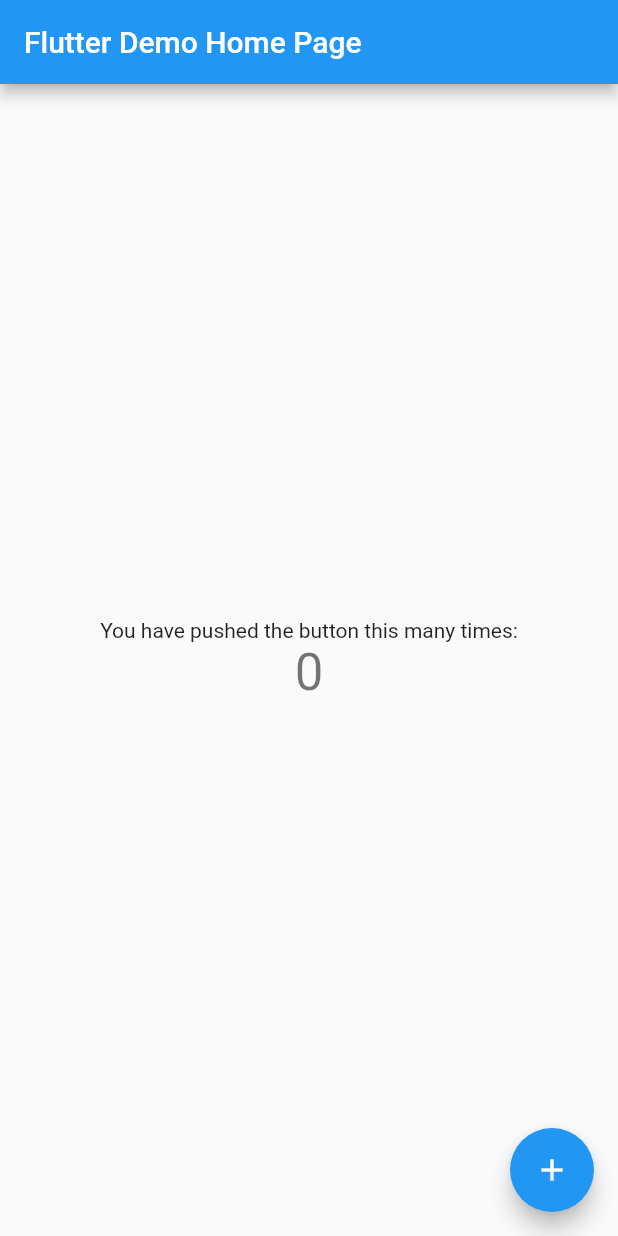
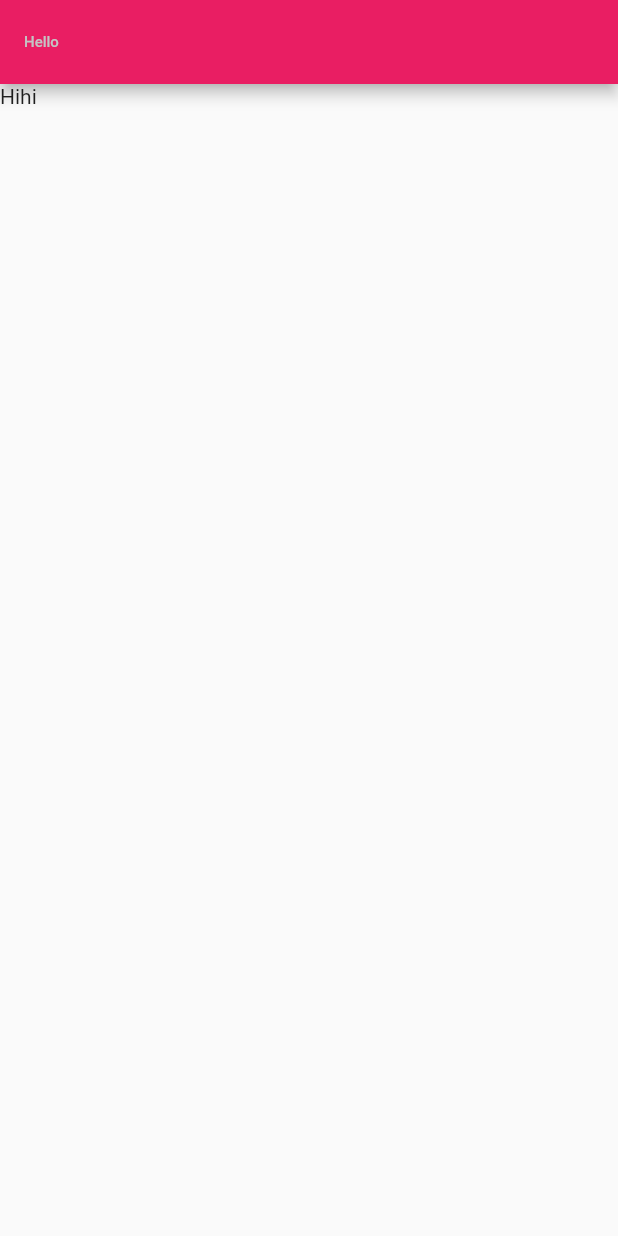
Before and after one commit to vinhvinhvinh/CakeBakeryMobile, a Flutter app: the screen it shows after launch, on a phone screen of 412 x 824 dp. Run offline on Flutter 3.47's test engine with Material 2 defaults, Android fonts, the phone set to English and light mode, and no system bars.

Commit message:
setup main with routes

```diff
--- /dev/null
+++ b/flutter_application_cake_bakery/lib/constant.dart
@@ -0,0 +1,3 @@
+import 'package:flutter/material.dart';
+
+const primaryColor = Color(0xFFC4C4C4);
--- a/flutter_application_cake_bakery/lib/main.dart
+++ b/flutter_application_cake_bakery/lib/main.dart
@@ -1,115 +1,26 @@
 import 'package:flutter/material.dart';
+import 'package:flutter_application_cake_bakery/constant.dart';
+import 'package:flutter_application_cake_bakery/screens/home/home_screen.dart';
 
 void main() {
-  runApp(const MyApp());
+  runApp(const CakeBakery());
 }
 
-class MyApp extends StatelessWidget {
-  const MyApp({Key? key}) : super(key: key);
+class CakeBakery extends StatelessWidget {
+  const CakeBakery({Key? key}) : super(key: key);
 
-  // This widget is the root of your application.
   @override
   Widget build(BuildContext context) {
     return MaterialApp(
-      title: 'Flutter Demo',
+      title: 'Cake Bakery',
       theme: ThemeData(
-        // This is the theme of your application.
-        //
-        // Try running your application with "flutter run". You'll see the
-        // application has a blue toolbar. Then, without quitting the app, try
-        // changing the primarySwatch below to Colors.green and then invoke
-        // "hot reload" (press "r" in the console where you ran "flutter run",
-        // or simply save your changes to "hot reload" in a Flutter IDE).
-        // Notice that the counter didn't reset back to zero; the application
-        // is not restarted.
-        primarySwatch: Colors.blue,
+        primarySwatch: Colors.pink,
       ),
-      home: const MyHomePage(title: 'Flutter Demo Home Page'),
+      debugShowCheckedModeBanner: false,
+      routes: {
+        '/': (context) => const Home(),
+      },
+      initialRoute: '/',
     );
   }
 }
-
-class MyHomePage extends StatefulWidget {
-  const MyHomePage({Key? key, required this.title}) : super(key: key);
-
-  // This widget is the home page of your application. It is stateful, meaning
-  // that it has a State object (defined below) that contains fields that affect
-  // how it looks.
-
-  // This class is the configuration for the state. It holds the values (in this
-  // case the title) provided by the parent (in this case the App widget) and
-  // used by the build method of the State. Fields in a Widget subclass are
-  // always marked "final".
-
-  final String title;
-
-  @override
-  State<MyHomePage> createState() => _MyHomePageState();
-}
-
-class _MyHomePageState extends State<MyHomePage> {
-  int _counter = 0;
-
-  void _incrementCounter() {
-    setState(() {
-      // This call to setState tells the Flutter framework that something has
-      // changed in this State, which causes it to rerun the build method below
-      // so that the display can reflect the updated values. If we changed
-      // _counter without calling setState(), then the build method would not be
-      // called again, and so nothing would appear to happen.
-      _counter++;
-    });
-  }
-
-  @override
-  Widget build(BuildContext context) {
-    // This method is rerun every time setState is called, for instance as done
-    // by the _incrementCounter method above.
-    //
-    // The Flutter framework has been optimized to make rerunning build methods
-    // fast, so that you can just rebuild anything that needs updating rather
-    // than having to individually change instances of widgets.
-    return Scaffold(
-      appBar: AppBar(
-        // Here we take the value from the MyHomePage object that was created by
-        // the App.build method, and use it to set our appbar title.
-        title: Text(widget.title),
-      ),
-      body: Center(
-        // Center is a layout widget. It takes a single child and positions it
-        // in the middle of the parent.
-        child: Column(
-          // Column is also a layout widget. It takes a list of children and
-          // arranges them vertically. By default, it sizes itself to fit its
-          // children horizontally, and tries to be as tall as its parent.
-          //
-          // Invoke "debug painting" (press "p" in the console, choose the
-          // "Toggle Debug Paint" action from the Flutter Inspector in Android
-          // Studio, or the "Toggle Debug Paint" command in Visual Studio Code)
-          // to see the wireframe for each widget.
-          //
-          // Column has various properties to control how it sizes itself and
-          // how it positions its children. Here we use mainAxisAlignment to
-          // center the children vertically; the main axis here is the vertical
-          // axis because Columns are vertical (the cross axis would be
-          // horizontal).
-          mainAxisAlignment: MainAxisAlignment.center,
-          children: <Widget>[
-            const Text(
-              'You have pushed the button this many times:',
-            ),
-            Text(
-              '$_counter',
-              style: Theme.of(context).textTheme.headline4,
-            ),
-          ],
-        ),
-      ),
-      floatingActionButton: FloatingActionButton(
-        onPressed: _incrementCounter,
-        tooltip: 'Increment',
-        child: const Icon(Icons.add),
-      ), // This trailing comma makes auto-formatting nicer for build methods.
-    );
-  }
-}
--- /dev/null
+++ b/flutter_application_cake_bakery/lib/screens/home/home_screen.dart
@@ -0,0 +1,22 @@
+import 'package:flutter/material.dart';
+import 'package:flutter_application_cake_bakery/constant.dart';
+
+class Home extends StatelessWidget {
+  const Home({Key? key}) : super(key: key);
+
+  @override
+  Widget build(BuildContext context) {
+    return Scaffold(
+      appBar: AppBar(
+        title: const Text('Hello',
+            style: TextStyle(
+              color: primaryColor,
+              fontSize: 10,
+            )),
+      ),
+      body: Container(
+        child: const Text('Hihi'),
+      ),
+    );
+  }
+}
--- a/flutter_application_cake_bakery/lib/screens/test.dart
+++ /dev/null
@@ -1,3 +0,0 @@
-void main() {
-  print('hahah');
-}
```
Also changed, not shown: 1 other file.
